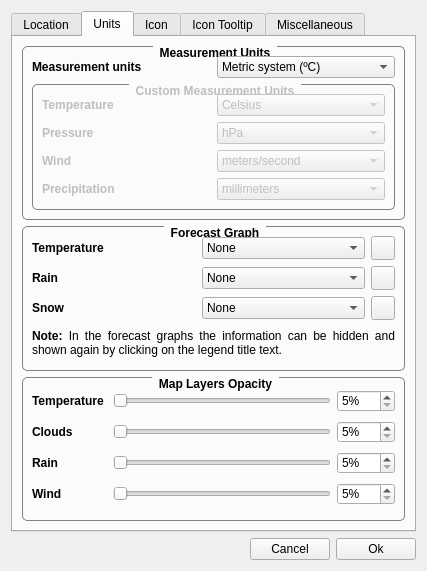
FelixdelasPozas/TrayWeather, file ConfigurationDialog.ui: the form before one commit.
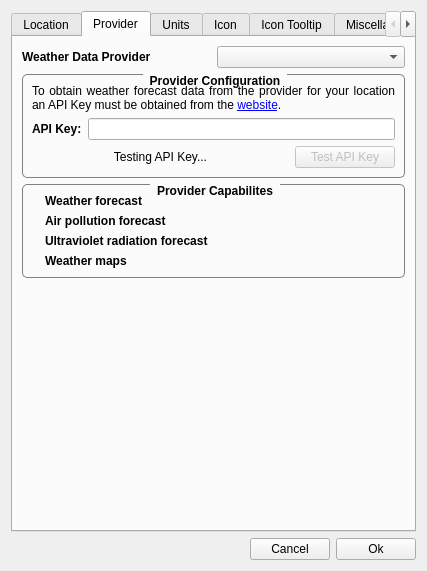
The form after the commit. Icons and pictures are not drawn. Custom widgets are drawn as their Qt base class.

Commit message: Configuration dialog changes: Providers tab.

What changed in the file:
```diff
--- a/ConfigurationDialog.ui
+++ b/ConfigurationDialog.ui
@@ -597,6 +597,59 @@
         </widget>
        </item>
        <item>
+        <spacer name="verticalSpacer_4">
+         <property name="orientation">
+          <enum>Qt::Vertical</enum>
+         </property>
+         <property name="sizeHint" stdset="0">
+          <size>
+           <width>20</width>
+           <height>40</height>
+          </size>
+         </property>
+        </spacer>
+       </item>
+      </layout>
+     </widget>
+     <widget class="QWidget" name="tab_6">
+      <attribute name="title">
+       <string>Provider</string>
+      </attribute>
+      <layout class="QVBoxLayout" name="verticalLayout_4" stretch="0,0,0,1">
+       <item>
+        <layout class="QHBoxLayout" name="horizontalLayout_3">
+         <item>
+          <widget class="QLabel" name="label_4">
+           <property name="font">
+            <font>
+             <weight>75</weight>
+             <bold>true</bold>
+            </font>
+           </property>
+           <property name="toolTip">
+            <string>Selected weather data provider.</string>
+           </property>
+           <property name="statusTip">
+            <string>Selected weather data provider.</string>
+           </property>
+           <property name="text">
+            <string>Weather Data Provider</string>
+           </property>
+          </widget>
+         </item>
+         <item>
+          <widget class="QComboBox" name="m_providerComboBox">
+           <property name="toolTip">
+            <string>Selected weather data provider.</string>
+           </property>
+           <property name="statusTip">
+            <string>Selected weather data provider.</string>
+           </property>
+          </widget>
+         </item>
+        </layout>
+       </item>
+       <item>
         <widget class="QGroupBox" name="m_keyBox">
          <property name="sizePolicy">
           <sizepolicy hsizetype="Preferred" vsizetype="MinimumExpanding">
@@ -624,13 +677,13 @@
 }</string>
          </property>
          <property name="title">
-          <string>OpenWeatherMap Configuration</string>
+          <string>Provider Configuration</string>
          </property>
-         <layout class="QVBoxLayout" name="verticalLayout_4">
+         <layout class="QVBoxLayout" name="verticalLayout_10">
           <item>
-           <widget class="QLabel" name="label_10">
+           <widget class="QLabel" name="m_providerConfigText">
             <property name="text">
-             <string>&lt;html&gt;&lt;head/&gt;&lt;body&gt;&lt;p&gt;To obtain weather forecast data from OpenWeatherMap for your location an API Key must be obtained from the &lt;a href=&quot;http://openweathermap.org/appid&quot;&gt;&lt;span style=&quot; text-decoration: underline; color:#0000ff;&quot;&gt;website&lt;/span&gt;&lt;/a&gt;. It's free.&lt;/p&gt;&lt;/body&gt;&lt;/html&gt;</string>
+             <string>&lt;html&gt;&lt;head/&gt;&lt;body&gt;&lt;p&gt;To obtain weather forecast data from the provider for your location an API Key must be obtained from the &lt;a href=&quot;http://openweathermap.org/appid&quot;&gt;&lt;span style=&quot; text-decoration: underline; color:#0000ff;&quot;&gt;website&lt;/span&gt;&lt;/a&gt;.&lt;/p&gt;&lt;/body&gt;&lt;/html&gt;</string>
             </property>
             <property name="textFormat">
              <enum>Qt::RichText</enum>
@@ -647,7 +700,7 @@
            </widget>
           </item>
           <item>
-           <layout class="QHBoxLayout" name="horizontalLayout">
+           <layout class="QHBoxLayout" name="horizontalLayout_4">
             <item>
              <widget class="QLabel" name="label_11">
               <property name="font">
@@ -671,7 +724,7 @@
            </layout>
           </item>
           <item>
-           <layout class="QHBoxLayout" name="horizontalLayout_5" stretch="1,0">
+           <layout class="QHBoxLayout" name="horizontalLayout_6" stretch="1,0">
             <property name="topMargin">
              <number>0</number>
             </property>
@@ -706,6 +759,208 @@
          </layout>
         </widget>
        </item>
+       <item>
+        <widget class="QGroupBox" name="groupBox">
+         <property name="font">
+          <font>
+           <weight>75</weight>
+           <bold>true</bold>
+          </font>
+         </property>
+         <property name="toolTip">
+          <string>Capabilities of the current weather data provider.</string>
+         </property>
+         <property name="statusTip">
+          <string>Capabilities of the current weather data provider.</string>
+         </property>
+         <property name="styleSheet">
+          <string notr="true">QGroupBox {
+    border: 1px solid gray;
+    border-radius: 5px;
+    margin-top: 2ex;
+}
+
+QGroupBox::title {
+    subcontrol-origin: margin;
+    subcontrol-position: top center; /* position at the top center */
+    padding: 0px 5px;
+}</string>
+         </property>
+         <property name="title">
+          <string>Provider Capabilites</string>
+         </property>
+         <layout class="QFormLayout" name="formLayout">
+          <property name="fieldGrowthPolicy">
+           <enum>QFormLayout::AllNonFixedFieldsGrow</enum>
+          </property>
+          <item row="0" column="0">
+           <widget class="QLabel" name="m_weatherCheck">
+            <property name="maximumSize">
+             <size>
+              <width>16</width>
+              <height>16</height>
+             </size>
+            </property>
+            <property name="font">
+             <font>
+              <weight>75</weight>
+              <bold>true</bold>
+             </font>
+            </property>
+            <property name="text">
+             <string/>
+            </property>
+            <property name="pixmap">
+             <pixmap resource="rsc/resources.qrc">:/TrayWeather/no-cross.svg</pixmap>
+            </property>
+            <property name="scaledContents">
+             <bool>true</bool>
+            </property>
+           </widget>
+          </item>
+          <item row="0" column="1">
+           <widget class="QLabel" name="m_forecastLabel">
+            <property name="font">
+             <font>
+              <weight>75</weight>
+              <bold>true</bold>
+             </font>
+            </property>
+            <property name="text">
+             <string>Weather forecast</string>
+            </property>
+           </widget>
+          </item>
+          <item row="1" column="0">
+           <widget class="QLabel" name="m_pollutionCheck">
+            <property name="maximumSize">
+             <size>
+              <width>16</width>
+              <height>16</height>
+             </size>
+            </property>
+            <property name="font">
+             <font>
+              <weight>75</weight>
+              <bold>true</bold>
+             </font>
+            </property>
+            <property name="text">
+             <string/>
+            </property>
+            <property name="pixmap">
+             <pixmap resource="rsc/resources.qrc">:/TrayWeather/no-cross.svg</pixmap>
+            </property>
+            <property name="scaledContents">
+             <bool>true</bool>
+            </property>
+           </widget>
+          </item>
+          <item row="2" column="0">
+           <widget class="QLabel" name="m_uvCheck">
+            <property name="maximumSize">
+             <size>
+              <width>16</width>
+              <height>16</height>
+             </size>
+            </property>
+            <property name="font">
+             <font>
+              <weight>75</weight>
+              <bold>true</bold>
+             </font>
+            </property>
+            <property name="text">
+             <string/>
+            </property>
+            <property name="pixmap">
+             <pixmap resource="rsc/resources.qrc">:/TrayWeather/no-cross.svg</pixmap>
+            </property>
+            <property name="scaledContents">
+             <bool>true</bool>
+            </property>
+           </widget>
+          </item>
+          <item row="3" column="0">
+           <widget class="QLabel" name="m_mapsCheck">
+            <property name="maximumSize">
+             <size>
+              <width>16</width>
+              <height>16</height>
+             </size>
+            </property>
+            <property name="font">
+             <font>
+              <weight>75</weight>
+              <bold>true</bold>
+             </font>
+            </property>
+            <property name="text">
+             <string/>
+            </property>
+            <property name="pixmap">
+             <pixmap resource="rsc/resources.qrc">:/TrayWeather/no-cross.svg</pixmap>
+            </property>
+            <property name="scaledContents">
+             <bool>true</bool>
+            </property>
+           </widget>
+          </item>
+          <item row="1" column="1">
+           <widget class="QLabel" name="label_40">
+            <property name="font">
+             <font>
+              <weight>75</weight>
+              <bold>true</bold>
+             </font>
+            </property>
+            <property name="text">
+             <string>Air pollution forecast</string>
+            </property>
+           </widget>
+          </item>
+          <item row="2" column="1">
+           <widget class="QLabel" name="label_41">
+            <property name="font">
+             <font>
+              <weight>75</weight>
+              <bold>true</bold>
+             </font>
+            </property>
+            <property name="text">
+             <string>Ultraviolet radiation forecast</string>
+            </property>
+           </widget>
+          </item>
+          <item row="3" column="1">
+           <widget class="QLabel" name="label_42">
+            <property name="font">
+             <font>
+              <weight>75</weight>
+              <bold>true</bold>
+             </font>
+            </property>
+            <property name="text">
+             <string>Weather maps</string>
+            </property>
+           </widget>
+          </item>
+         </layout>
+        </widget>
+       </item>
+       <item>
+        <spacer name="verticalSpacer_2">
+         <property name="orientation">
+          <enum>Qt::Vertical</enum>
+         </property>
+         <property name="sizeHint" stdset="0">
+          <size>
+           <width>20</width>
+           <height>40</height>
+          </size>
+         </property>
+        </spacer>
+       </item>
       </layout>
      </widget>
      <widget class="QWidget" name="tab_3">
```
Left out of the diff: 22 changed lines with no effect on the pictures. The commit also changes 8 other files.
